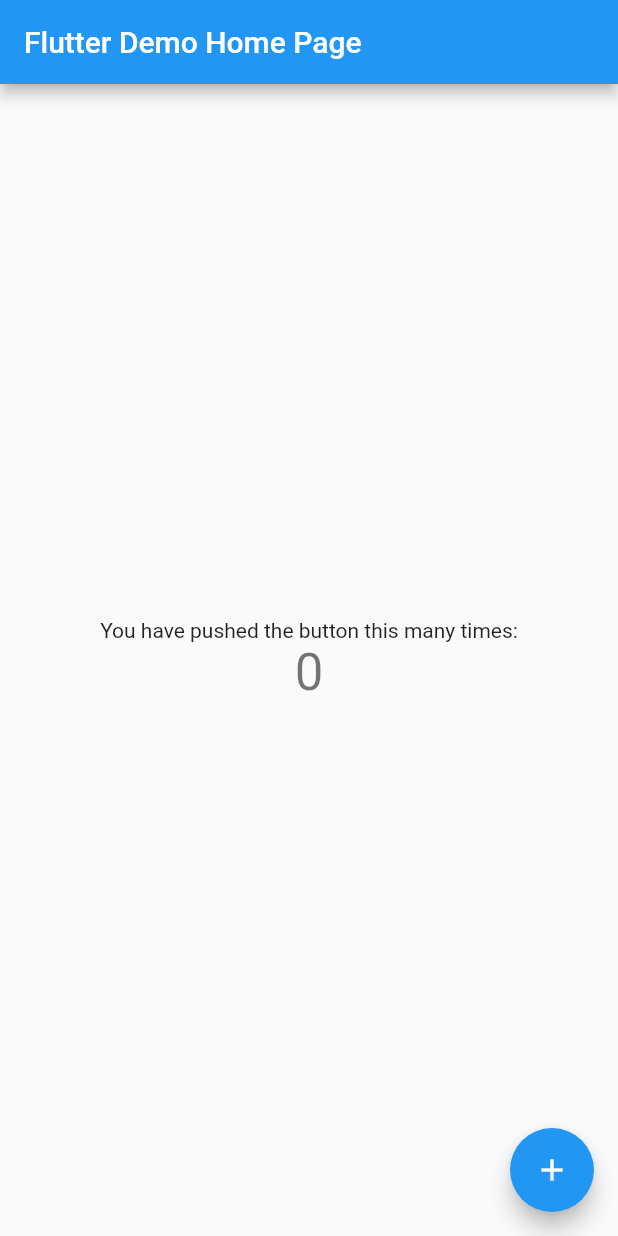
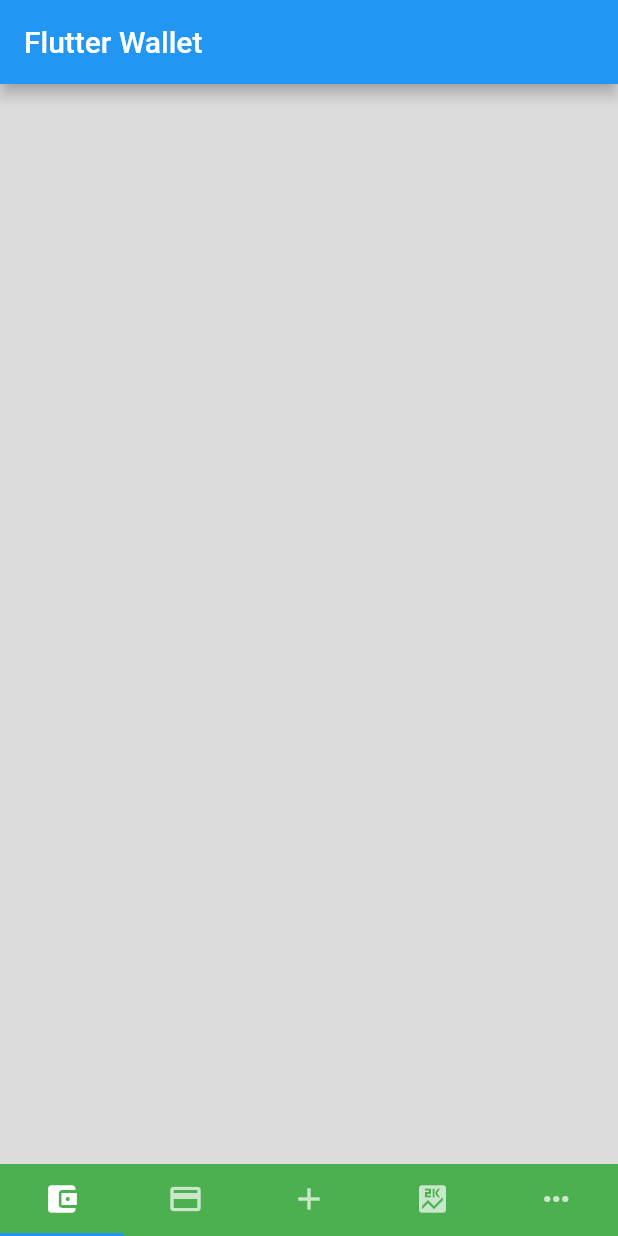
Before and after one commit to Grigoriym/flutter_wallet_app, a Flutter app: the screen it shows after launch, on a phone screen of 412 x 824 dp. Run offline on Flutter 3.47's test engine with Material 2 defaults, Android fonts, the phone set to English and light mode, and no system bars.

Commit message:
bottom navigation bar, five pages

```diff
--- /dev/null
+++ b/lib/bottom_navigation_holder.dart
@@ -0,0 +1,75 @@
+import 'package:flutter/material.dart';
+
+import 'ui/accounts_page.dart';
+import 'ui/add_record_page.dart';
+import 'ui/more_page.dart';
+import 'ui/statistics_page.dart';
+import 'ui/wallet_now_page.dart';
+
+class MyHomePage extends StatefulWidget {
+  MyHomePage({Key key, this.title}) : super(key: key);
+
+  final String title;
+
+  @override
+  _MyHomePageState createState() => _MyHomePageState();
+}
+
+class _MyHomePageState extends State<MyHomePage>
+    with SingleTickerProviderStateMixin {
+  TabController tabController;
+
+  @override
+  void initState() {
+    super.initState();
+    tabController = TabController(length: 5, vsync: this);
+  }
+
+  @override
+  void dispose() {
+    tabController.dispose();
+    super.dispose();
+  }
+
+  @override
+  Widget build(BuildContext context) {
+    return Scaffold(
+      appBar: AppBar(
+        title: Text(widget.title),
+      ),
+      bottomNavigationBar: Material(
+        color: Colors.green,
+        child: TabBar(
+          tabs: <Widget>[
+            Tab(
+              icon: Icon(Icons.account_balance_wallet),
+            ),
+            Tab(
+              icon: Icon(Icons.credit_card),
+            ),
+            Tab(
+              icon: Icon(Icons.add),
+            ),
+            Tab(
+              icon: Icon(Icons.score),
+            ),
+            Tab(
+              icon: Icon(Icons.more_horiz),
+            ),
+          ],
+          controller: tabController,
+        ),
+      ),
+      body: TabBarView(
+        children: <Widget>[
+          AccountsPage(),
+          WalletNowPage(),
+          AddRecordPage(),
+          StatisticsPage(),
+          MorePage(),
+        ],
+        controller: tabController,
+      ),
+    );
+  }
+}
--- a/lib/main.dart
+++ b/lib/main.dart
@@ -1,4 +1,6 @@
 import 'package:flutter/material.dart';
+import 'bottom_navigation_holder.dart';
+import 'utils/FieldConstants.dart';
 
 void main() => runApp(FlutterWalletApp());
 
@@ -6,58 +8,11 @@ class FlutterWalletApp extends StatelessWidget {
   @override
   Widget build(BuildContext context) {
     return MaterialApp(
-      title: 'Flutter Demo',
+      title: FieldConstants.APP_TITLE,
       theme: ThemeData(
         primarySwatch: Colors.blue,
       ),
-      home: MyHomePage(title: 'Flutter Demo Home Page'),
+      home: MyHomePage(title: FieldConstants.APP_TITLE),
     );
   }
 }
-
-class MyHomePage extends StatefulWidget {
-  MyHomePage({Key key, this.title}) : super(key: key);
-
-  final String title;
-
-  @override
-  _MyHomePageState createState() => _MyHomePageState();
-}
-
-class _MyHomePageState extends State<MyHomePage> {
-  int _counter = 0;
-
-  void _incrementCounter() {
-    setState(() {
-      _counter++;
-    });
-  }
-
-  @override
-  Widget build(BuildContext context) {
-    return Scaffold(
-      appBar: AppBar(
-        title: Text(widget.title),
-      ),
-      body: Center(
-        child: Column(
-          mainAxisAlignment: MainAxisAlignment.center,
-          children: <Widget>[
-            Text(
-              'You have pushed the button this many times:',
-            ),
-            Text(
-              '$_counter',
-              style: Theme.of(context).textTheme.display1,
-            ),
-          ],
-        ),
-      ),
-      floatingActionButton: FloatingActionButton(
-        onPressed: _incrementCounter,
-        tooltip: 'Increment',
-        child: Icon(Icons.add),
-      ),
-    );
-  }
-}
--- /dev/null
+++ b/lib/ui/accounts_page.dart
@@ -0,0 +1,14 @@
+import 'package:flutter/material.dart';
+
+class AccountsPage extends StatefulWidget {
+  _AccountsPageState createState() => _AccountsPageState();
+}
+
+class _AccountsPageState extends State<AccountsPage> {
+  @override
+  Widget build(BuildContext context) {
+    return Scaffold(
+      backgroundColor: Colors.black12,
+    );
+  }
+}
--- /dev/null
+++ b/lib/utils/FieldConstants.dart
@@ -0,0 +1,3 @@
+class FieldConstants {
+  static const String APP_TITLE = "Flutter Wallet";
+}
--- a/pubspec.yaml
+++ b/pubspec.yaml
@@ -11,7 +11,7 @@ description: A wallet made with flutter
 # In iOS, build-name is used as CFBundleShortVersionString while build-number used as CFBundleVersion.
 # Read more about iOS versioning at
 # https://developer.apple.com/library/archive/documentation/General/Reference/InfoPlistKeyReference/Articles/CoreFoundationKeys.html
-version: 1.0.1+1
+version: 1.0.2+1
 
 environment:
   sdk: ">=2.1.0 <3.0.0"
```
Also changed, not shown: lib/ui/add_record_page.dart (added, +14 -0 lines), lib/ui/more_page.dart (added, +14 -0 lines), lib/ui/statistics_page.dart (added, +14 -0 lines), lib/ui/wallet_now_page.dart (added, +14 -0 lines).
